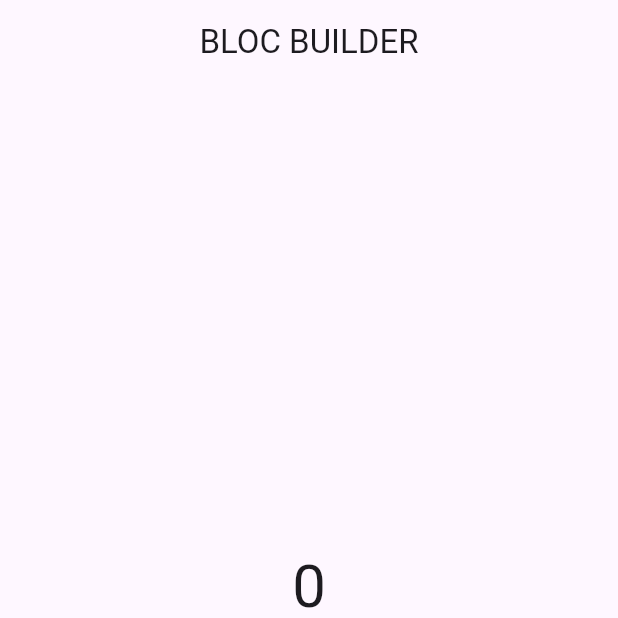
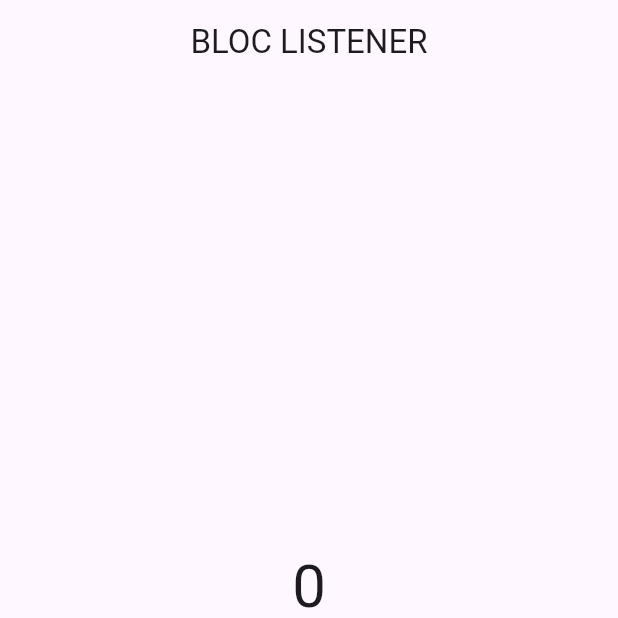
Before and after one commit to khoirulmustofa21/state-management-bloc, a Flutter app: the screen it shows after launch, on a phone screen of 412 x 824 dp, the top half of it. Run offline on Flutter 3.47's test engine with Material 2 defaults, Android fonts, the phone set to English and light mode, and no system bars; our stand-ins replace bloc, flutter_bloc.

Commit message:
menggunakan BlocBuildListener

```diff
--- a/lib/pages/home.dart
+++ b/lib/pages/home.dart
@@ -9,27 +9,39 @@ class MyHome extends StatelessWidget {
   Widget build(BuildContext context) {
     return Scaffold(
       appBar: AppBar(
-        title: const Text('BLOC BUILDER'),
+        title: const Text('BLOC LISTENER'),
         centerTitle: true,
       ),
       body: Column(
         mainAxisAlignment: MainAxisAlignment.center,
         children: [
-          BlocBuilder<Counter, int>(
-              buildWhen: (prev, current) {
+          BlocListener<Counter, int>(
+            bloc: mycounter,
+            listener: (context, state) {
+              ScaffoldMessenger.of(context).showSnackBar(
+                const SnackBar(
+                  duration: Duration(seconds: 1),
+                  content: Text('DATA GENAP'),
+                ),
+              );
+            },
+            listenWhen: (previous, current) {
               if (current % 2 == 0) {
                 return true;
               } else {
                 return false;
               }
             },
+            child: BlocBuilder<Counter, int>(
               bloc: mycounter,
               builder: (context, state) {
                 return Text(
                   "$state",
                   style: const TextStyle(fontSize: 40),
                 );
-              }),
+              },
+            ),
+          ),
           const SizedBox(
             height: 50,
           ),
```
Lines whose indentation alone changed are shown as unchanged.
